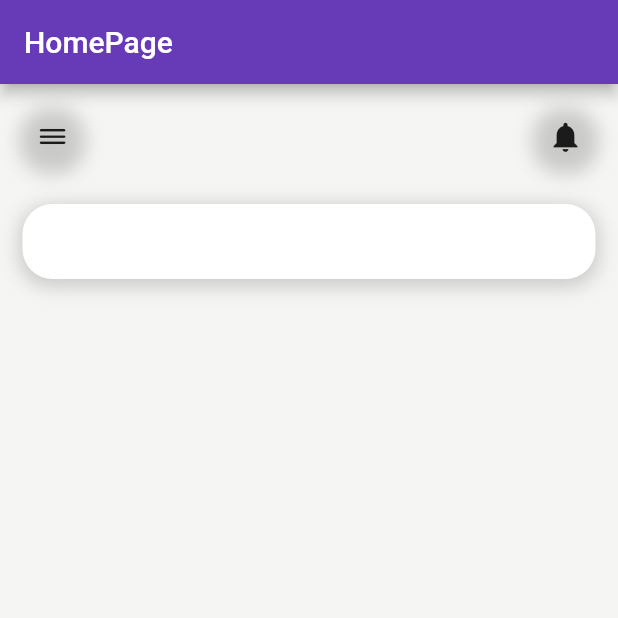
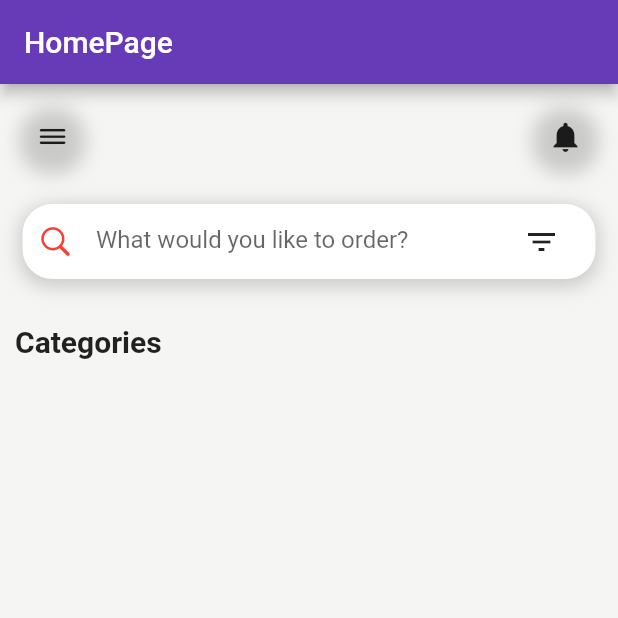
Before and after one commit to saumiknadan/Panda, a Flutter app: the screen it shows after launch, on a phone screen of 412 x 824 dp, the top half of it. Run offline on Flutter 3.47's test engine with Material 2 defaults, Android fonts, the phone set to English and light mode, and no system bars.

Commit message:
Search Box Full

```diff
--- a/lib/pages/HomePage.dart
+++ b/lib/pages/HomePage.dart
@@ -1,3 +1,4 @@
+import 'package:flutter/cupertino.dart';
 import 'package:flutter/material.dart';
 import 'package:panda/widgets/AppBarWidget.dart';
 
@@ -17,10 +18,7 @@ class MyHomePage extends StatelessWidget {
 
           // SearchBar
           Padding(
-            padding: EdgeInsets.symmetric(
-              vertical: 10,
-              horizontal: 15
-            ) ,
+            padding: EdgeInsets.symmetric(vertical: 10, horizontal: 15),
             child: Container(
               width: double.infinity,
               height: 50,
@@ -29,16 +27,49 @@ class MyHomePage extends StatelessWidget {
                 borderRadius: BorderRadius.circular(20),
                 boxShadow: [
                   BoxShadow(
-                    color: Colors.grey.withOpacity(0.5),
-                    spreadRadius: 2,
-                    blurRadius: 10,
-                    offset: Offset(0, 3)
-                  )
+                      color: Colors.grey.withOpacity(0.5),
+                      spreadRadius: 2,
+                      blurRadius: 10,
+                      offset: Offset(0, 3))
                 ],
               ),
+              child: Padding(padding: EdgeInsets.symmetric(
+                horizontal: 10,
+              ),
+              child: Row(
+                children: [
+                  Icon(
+                    CupertinoIcons.search,
+                    color: Colors.red,),
+                  Container(
+                    height: 50,
+                    width: 300,
+                    child: Padding(
+                      padding:EdgeInsets.symmetric(
+                        horizontal: 15,
+                      ) ,
+                      child: TextFormField(
+                        decoration: InputDecoration(
+                          hintText: "What would you like to order?",
+                          border: InputBorder.none,
+                        ),
+                      ),
+                      ),
+                  ),
+                  Icon(Icons.filter_list),
+                ]),
+              ),
             ),
-
-          )
+          ),
+          Padding(
+            padding: EdgeInsets.only(top: 20, left: 10),
+            child: Text("Categories",
+              style: TextStyle(
+                fontWeight: FontWeight.bold,
+                fontSize: 20,
+              ),
+            ),
+            )
         ],
       ),
     );
```
